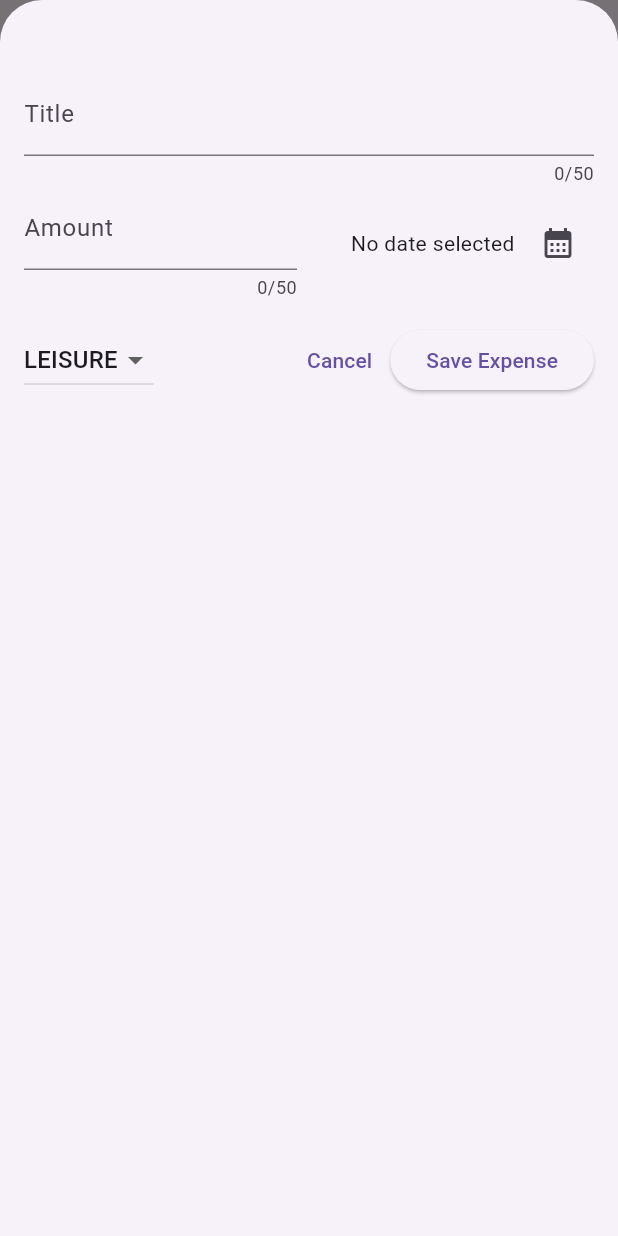
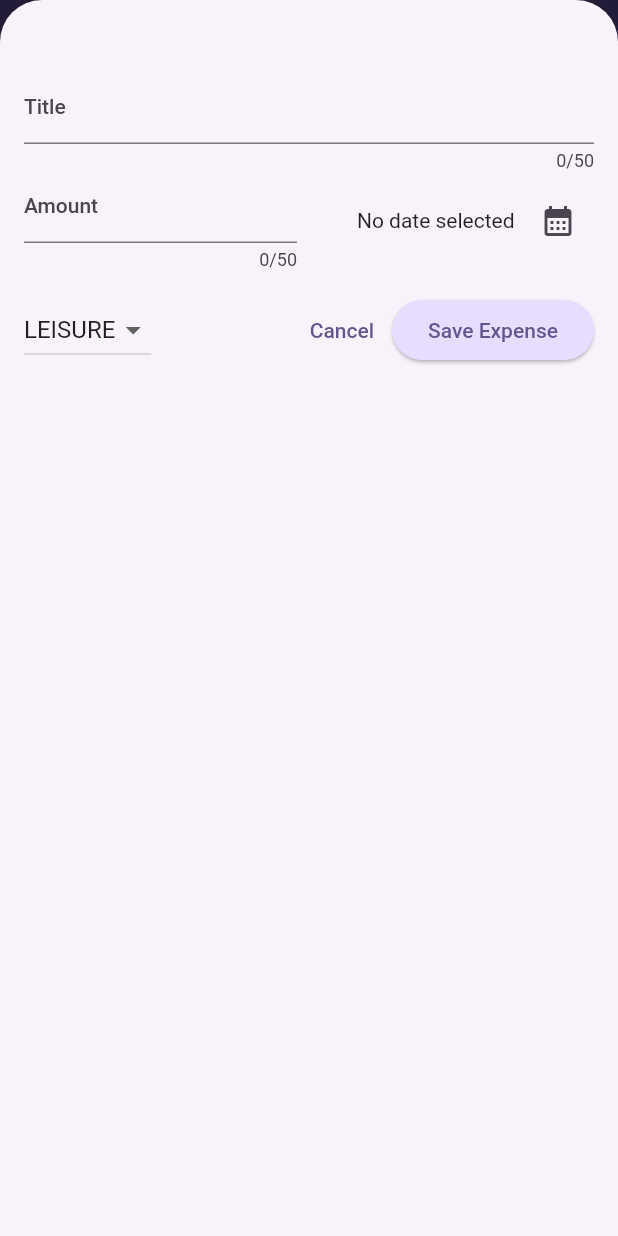
Before and after one commit to iabhishe-k/Expenses_Tracker_App, a Flutter app: the screen it shows after launch, after a tap on the "add" icon, on a phone screen of 412 x 824 dp. Run offline on Flutter 3.47's test engine with Material 2 defaults, Android fonts, the phone set to English and light mode, and no system bars.

Commit message:
Add Theme

```diff
--- a/lib/main.dart
+++ b/lib/main.dart
@@ -1,10 +1,55 @@
 import 'package:expensestracker/widgets/expenses.dart';
 import 'package:flutter/material.dart';
+
+var kColorScheme =
+    ColorScheme.fromSeed(seedColor: const Color.fromARGB(255, 96, 59, 181));
+var kDarkColorScheme = ColorScheme.fromSeed(
+  brightness: Brightness.dark,
+  seedColor: const Color.fromARGB(255, 5, 78, 78),
+);
 
 void main() {
   runApp(
     MaterialApp(
-      theme: ThemeData(useMaterial3: true),
+      darkTheme: ThemeData.dark().copyWith(
+        useMaterial3: true,
+        colorScheme: kDarkColorScheme,
+
+        cardTheme: const CardTheme().copyWith(
+          color: kDarkColorScheme.secondaryContainer,
+          margin: const EdgeInsets.symmetric(vertical: 8, horizontal: 16),
+        ),
+        elevatedButtonTheme: ElevatedButtonThemeData(
+          style: ElevatedButton.styleFrom(
+            backgroundColor: kDarkColorScheme.primaryContainer,
+          ),
+        ),
+
+      ),
+      theme: ThemeData().copyWith(
+        useMaterial3: true,
+        colorScheme: kColorScheme,
+        appBarTheme: const AppBarTheme().copyWith(
+          backgroundColor: kColorScheme.onPrimaryContainer,
+          foregroundColor: kColorScheme.primaryContainer,
+        ),
+        cardTheme: const CardTheme().copyWith(
+          color: kColorScheme.secondaryContainer,
+          margin: const EdgeInsets.symmetric(vertical: 8, horizontal: 16),
+        ),
+        elevatedButtonTheme: ElevatedButtonThemeData(
+          style: ElevatedButton.styleFrom(
+            backgroundColor: kColorScheme.primaryContainer,
+          ),
+        ),
+        textTheme: ThemeData().textTheme.copyWith(
+              titleLarge: TextStyle(
+                fontWeight: FontWeight.bold,
+                color: kColorScheme.onSecondaryContainer,
+                // fontSize: 16,
+              ),
+            ),
+      ),
       home: const Expenses(),
     ),
   );
--- a/lib/widgets/expenses_list/expense_item.dart
+++ b/lib/widgets/expenses_list/expense_item.dart
@@ -9,11 +9,18 @@ class ExpenseItem extends StatelessWidget {
   Widget build(BuildContext context) {
     return Card(
       child: Padding(
-        padding: const EdgeInsets.symmetric(horizontal: 20,vertical: 16,),
+        padding: const EdgeInsets.symmetric(
+          horizontal: 20,
+          vertical: 16,
+        ),
         child: Column(
+          crossAxisAlignment: CrossAxisAlignment.start,
           children: [
-            Text(expense.title),
-            const SizedBox(width:10),
+            Text(
+              expense.title,
+              style: const TextStyle(fontSize: 16,fontWeight: FontWeight.bold),
+            ),
+            const SizedBox(width: 10),
             Row(
               children: [
                 Text('\$${expense.amount.toStringAsFixed(2)}'),
@@ -21,7 +28,9 @@ class ExpenseItem extends StatelessWidget {
                 Row(
                   children: [
                     Icon(categoryIcons[expense.category]),
-                    const SizedBox( width: 10,),
+                    const SizedBox(
+                      width: 10,
+                    ),
                     Text(expense.formattedDate),
                   ],
                 ),
--- a/lib/widgets/expenses_list/expenses_list.dart
+++ b/lib/widgets/expenses_list/expenses_list.dart
@@ -14,6 +14,9 @@ class ExpensesList extends StatelessWidget {
       itemCount: expenses.length,
       itemBuilder: (ctx, index) => Dismissible(
         key: ValueKey(expenses[index]),
+        background: Container(
+          color: Theme.of(context).colorScheme.error,
+        ),
         onDismissed: (direction) {
           onRemoveExpense(expenses[index]);
         },
```
Also changed, not shown: 1 other file.
